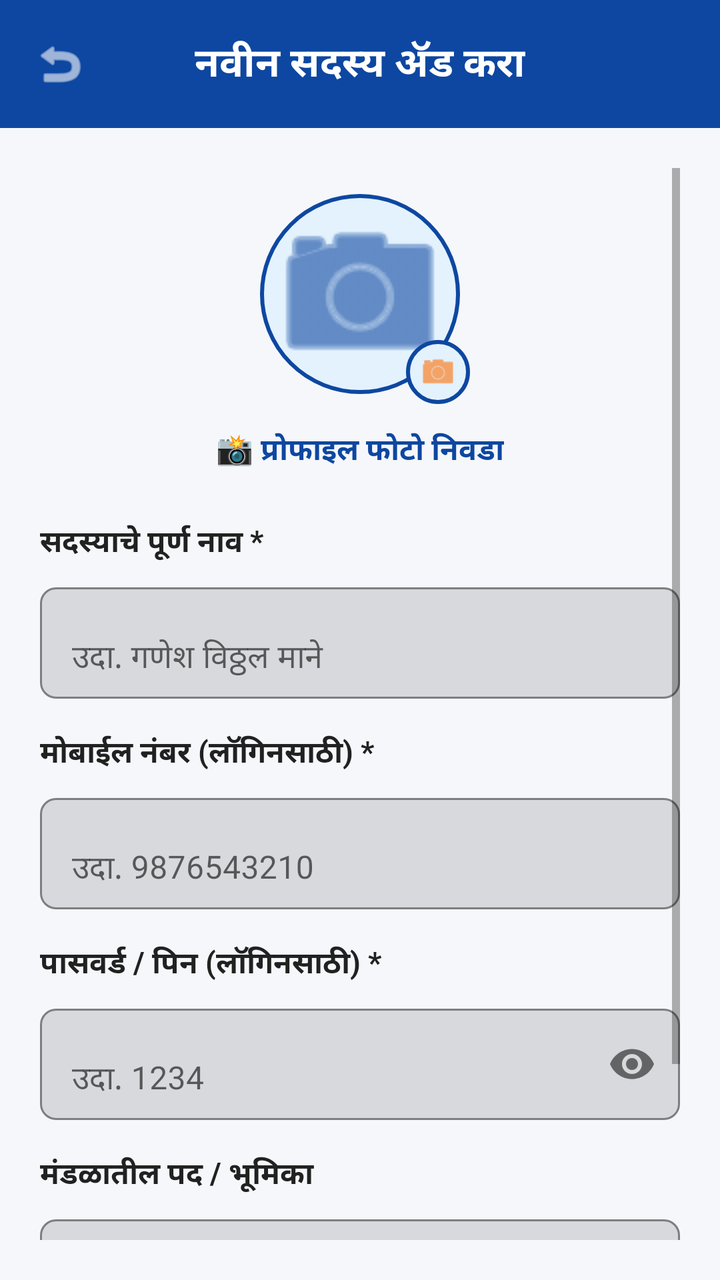
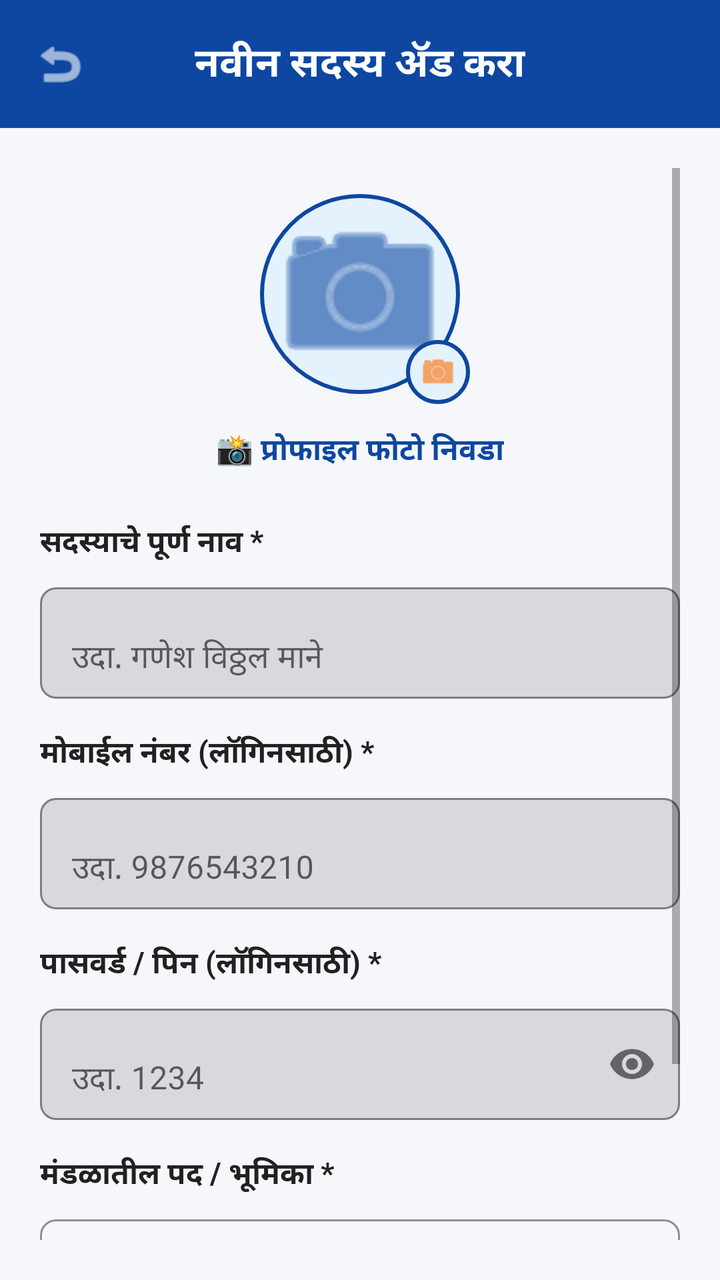

Two renders of the same Android screen: before a commit and after it. Below are the layout's source before the change and the commit's diff.
<!-- AndroidManifest.xml: application theme Theme.GaneshMitraMandal -->
<!-- res/layout/activity_add_member.xml -->
<?xml version="1.0" encoding="utf-8"?>
<RelativeLayout xmlns:android="http://schemas.android.com/apk/res/android"
    xmlns:app="http://schemas.android.com/apk/res-auto"
    android:layout_width="match_parent"
    android:layout_height="match_parent"
    android:background="@color/bg_light">

    
    <RelativeLayout
        android:id="@+id/topBar"
        android:layout_width="match_parent"
        android:layout_height="64dp"
        android:background="@color/primary_blue"
        android:paddingHorizontal="16dp">

        <ImageView
            android:id="@+id/btnBack"
            android:layout_width="28dp"
            android:layout_height="28dp"
            android:layout_alignParentStart="true"
            android:layout_centerVertical="true"
            android:src="@android:drawable/ic_menu_revert"
            app:tint="@color/white" />

        <TextView
            android:id="@+id/tvTitle"
            android:layout_width="wrap_content"
            android:layout_height="wrap_content"
            android:layout_centerInParent="true"
            android:text="नवीन सदस्य ॲड करा"
            android:textColor="@color/white"
            android:textSize="20sp"
            android:textStyle="bold" />
    </RelativeLayout>

    <ScrollView
        android:layout_width="match_parent"
        android:layout_height="match_parent"
        android:layout_below="@id/topBar"
        android:padding="20dp">

        <LinearLayout
            android:layout_width="match_parent"
            android:layout_height="wrap_content"
            android:gravity="center_horizontal"
            android:orientation="vertical">

            
            <RelativeLayout
                android:id="@+id/layoutPhotoSelect"
                android:layout_width="110dp"
                android:layout_height="110dp"
                android:layout_marginTop="8dp"
                android:layout_marginBottom="12dp">

                <ImageView
                    android:id="@+id/ivProfilePhoto"
                    android:layout_width="100dp"
                    android:layout_height="100dp"
                    android:layout_centerInParent="true"
                    android:background="@drawable/circle_bg"
                    android:padding="2dp"
                    android:scaleType="centerCrop"
                    android:src="@android:drawable/ic_menu_camera"
                    app:tint="@color/primary_blue" />

                <ImageView
                    android:layout_width="32dp"
                    android:layout_height="32dp"
                    android:layout_alignParentEnd="true"
                    android:layout_alignParentBottom="true"
                    android:background="@drawable/circle_bg"
                    android:padding="6dp"
                    android:src="@android:drawable/ic_menu_camera"
                    app:tint="@color/accent_orange" />
            </RelativeLayout>

            <TextView
                android:id="@+id/btnSelectPhoto"
                android:layout_width="wrap_content"
                android:layout_height="wrap_content"
                android:layout_marginBottom="24dp"
                android:text="📸 प्रोफाइल फोटो निवडा"
                android:textColor="@color/primary_blue"
                android:textSize="15sp"
                android:textStyle="bold" />

            
            <TextView
                android:layout_width="match_parent"
                android:layout_height="wrap_content"
                android:layout_marginBottom="6dp"
                android:text="सदस्याचे पूर्ण नाव *"
                android:textColor="@color/text_primary"
                android:textSize="15sp"
                android:textStyle="bold" />

            <com.google.android.material.textfield.TextInputLayout
                android:layout_width="match_parent"
                android:layout_height="wrap_content"
                android:layout_marginBottom="16dp"
                app:boxBackgroundMode="outline"
                app:boxCornerRadiusBottomEnd="8dp"
                app:boxCornerRadiusBottomStart="8dp"
                app:boxCornerRadiusTopEnd="8dp"
                app:boxCornerRadiusTopStart="8dp"
                app:boxStrokeColor="@color/primary_blue">

                <com.google.android.material.textfield.TextInputEditText
                    android:id="@+id/etName"
                    android:layout_width="match_parent"
                    android:layout_height="wrap_content"
                    android:hint="उदा. गणेश विठ्ठल माने"
                    android:inputType="textPersonName" />
            </com.google.android.material.textfield.TextInputLayout>

            
            <TextView
                android:layout_width="match_parent"
                android:layout_height="wrap_content"
                android:layout_marginBottom="6dp"
                android:text="मोबाईल नंबर (लॉगिनसाठी) *"
                android:textColor="@color/text_primary"
                android:textSize="15sp"
                android:textStyle="bold" />

            <com.google.android.material.textfield.TextInputLayout
                android:layout_width="match_parent"
                android:layout_height="wrap_content"
                android:layout_marginBottom="16dp"
                app:boxBackgroundMode="outline"
                app:boxCornerRadiusBottomEnd="8dp"
                app:boxCornerRadiusBottomStart="8dp"
                app:boxCornerRadiusTopEnd="8dp"
                app:boxCornerRadiusTopStart="8dp"
                app:boxStrokeColor="@color/primary_blue">

                <com.google.android.material.textfield.TextInputEditText
                    android:id="@+id/etPhone"
                    android:layout_width="match_parent"
                    android:layout_height="wrap_content"
                    android:hint="उदा. 9876543210"
                    android:inputType="phone"
                    android:maxLength="10" />
            </com.google.android.material.textfield.TextInputLayout>

            
            <TextView
                android:layout_width="match_parent"
                android:layout_height="wrap_content"
                android:layout_marginBottom="6dp"
                android:text="पासवर्ड / पिन (लॉगिनसाठी) *"
                android:textColor="@color/text_primary"
                android:textSize="15sp"
                android:textStyle="bold" />

            <com.google.android.material.textfield.TextInputLayout
                android:layout_width="match_parent"
                android:layout_height="wrap_content"
                android:layout_marginBottom="16dp"
                app:boxBackgroundMode="outline"
                app:boxCornerRadiusBottomEnd="8dp"
                app:boxCornerRadiusBottomStart="8dp"
                app:boxCornerRadiusTopEnd="8dp"
                app:boxCornerRadiusTopStart="8dp"
                app:boxStrokeColor="@color/primary_blue"
                app:passwordToggleEnabled="true">

                <com.google.android.material.textfield.TextInputEditText
                    android:id="@+id/etPin"
                    android:layout_width="match_parent"
                    android:layout_height="wrap_content"
                    android:hint="उदा. 1234"
                    android:inputType="numberPassword"
                    android:maxLength="6" />
            </com.google.android.material.textfield.TextInputLayout>

            
            <TextView
                android:layout_width="match_parent"
                android:layout_height="wrap_content"
                android:layout_marginBottom="6dp"
                android:text="मंडळातील पद / भूमिका"
                android:textColor="@color/text_primary"
                android:textSize="15sp"
                android:textStyle="bold" />

            <com.google.android.material.textfield.TextInputLayout
                android:layout_width="match_parent"
                android:layout_height="wrap_content"
                android:layout_marginBottom="32dp"
                app:boxBackgroundMode="outline"
                app:boxCornerRadiusBottomEnd="8dp"
                app:boxCornerRadiusBottomStart="8dp"
                app:boxCornerRadiusTopEnd="8dp"
                app:boxCornerRadiusTopStart="8dp"
                app:boxStrokeColor="@color/primary_blue">

                <com.google.android.material.textfield.TextInputEditText
                    android:id="@+id/etRoleInMandal"
                    android:layout_width="match_parent"
                    android:layout_height="wrap_content"
                    android:hint="उदा. सामान्य सदस्य / उपाध्यक्ष / कार्यकर्ते" />
            </com.google.android.material.textfield.TextInputLayout>

            
            <com.google.android.material.button.MaterialButton
                android:id="@+id/btnSaveMember"
                android:layout_width="match_parent"
                android:layout_height="56dp"
                android:backgroundTint="@color/jama_green"
                android:text="सदस्य साठवा"
                android:textColor="@color/white"
                android:textSize="18sp"
                android:textStyle="bold"
                app:cornerRadius="12dp" />

        </LinearLayout>
    </ScrollView>

</RelativeLayout>
<!-- resources referenced by this layout -->
<resources>
  <color name="accent_orange">#FF6D00</color>
  <color name="bg_light">#F5F7FA</color>
  <color name="jama_green">#2E7D32</color>
  <color name="primary_blue">#0D47A1</color>
  <color name="text_primary">#212121</color>
  <color name="white">#FFFFFF</color>
  <!-- drawable circle_bg (drawable) -->
  <?xml version="1.0" encoding="utf-8"?>
  <shape xmlns:android="http://schemas.android.com/apk/res/android"
      android:shape="oval">
      <solid android:color="#E3F2FD" />
      <stroke
          android:width="2dp"
          android:color="@color/primary_blue" />
  </shape>
  <style name="Theme.GaneshMitraMandal" parent="Theme.MaterialComponents.Light.NoActionBar">
          <item name="colorPrimary">@color/primary_blue</item>
          <item name="colorPrimaryDark">@color/primary_blue_dark</item>
          <item name="colorAccent">@color/accent_orange</item>
          <item name="android:windowBackground">@color/bg_light</item>
          <item name="android:statusBarColor">@color/primary_blue_dark</item>
      </style>
  <color name="primary_blue_dark">#082F6B</color>
</resources>

<!-- the commit's change to res/layout/activity_add_member.xml (unified diff, before → after) -->
@@ -180,27 +180,28 @@
                 android:layout_width="match_parent"
                 android:layout_height="wrap_content"
                 android:layout_marginBottom="6dp"
-                android:text="मंडळातील पद / भूमिका"
-                android:textColor="@color/text_primary"
-                android:textSize="15sp"
-                android:textStyle="bold" />
-
-            <com.google.android.material.textfield.TextInputLayout
+                android:text="मंडळातील पद / भूमिका *"
+                android:textColor="@color/text_primary"
+                android:textSize="15sp"
+                android:textStyle="bold" />
+
+            <com.google.android.material.textfield.TextInputLayout
+                style="@style/Widget.MaterialComponents.TextInputLayout.OutlinedBox.ExposedDropdownMenu"
                 android:layout_width="match_parent"
                 android:layout_height="wrap_content"
                 android:layout_marginBottom="32dp"
-                app:boxBackgroundMode="outline"
                 app:boxCornerRadiusBottomEnd="8dp"
                 app:boxCornerRadiusBottomStart="8dp"
                 app:boxCornerRadiusTopEnd="8dp"
                 app:boxCornerRadiusTopStart="8dp"
                 app:boxStrokeColor="@color/primary_blue">
 
-                <com.google.android.material.textfield.TextInputEditText
-                    android:id="@+id/etRoleInMandal"
-                    android:layout_width="match_parent"
-                    android:layout_height="wrap_content"
-                    android:hint="उदा. सामान्य सदस्य / उपाध्यक्ष / कार्यकर्ते" />
+                <AutoCompleteTextView
+                    android:id="@+id/actvRoleInMandal"
+                    android:layout_width="match_parent"
+                    android:layout_height="wrap_content"
+                    android:hint="पद निवडा (अध्यक्ष, उपाध्यक्ष...)"
+                    android:inputType="none" />
             </com.google.android.material.textfield.TextInputLayout>
 
             
